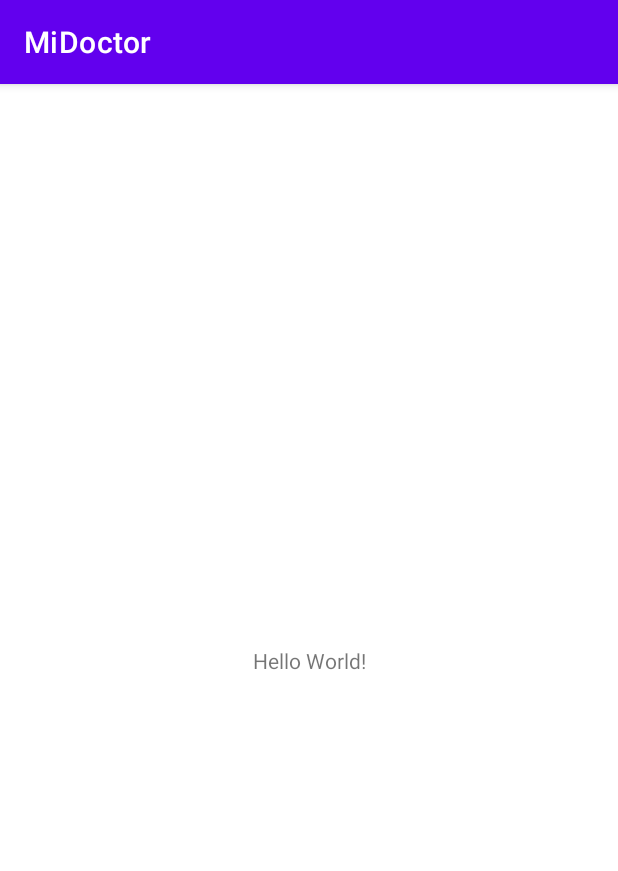
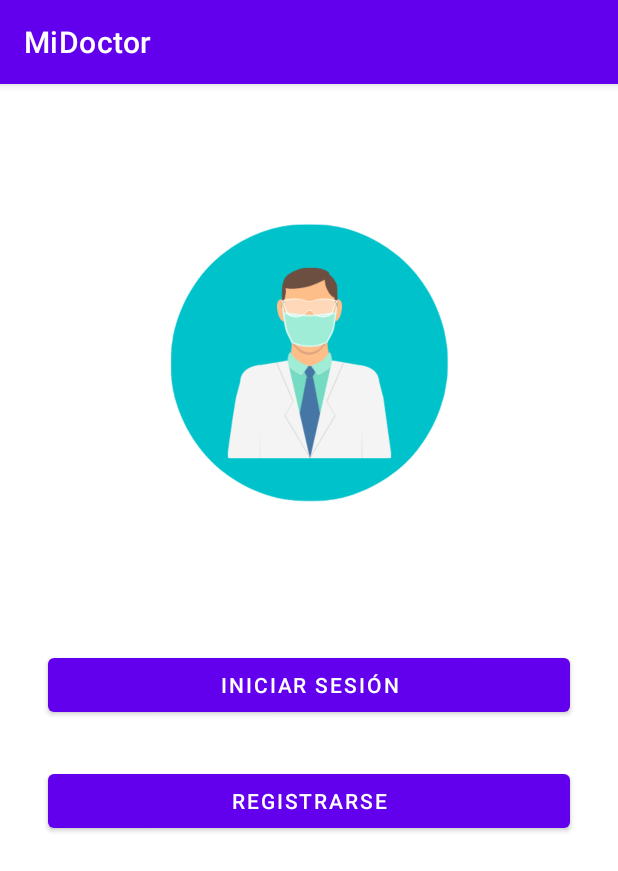
Before and after one commit to gregorio1297/MiDoctor-PairCoding, an Android app: the screen it shows after launch (MainActivity), on a phone screen of 412 x 824 dp. Shown: the top 871 px of the screen. Run offline under Robolectric (Android 15) with nearby library versions, the phone set to English and light mode, and no system bars.

Commit message:
Creacion de pantalla principal, login y registro

```diff
--- a/Proyecto/app/src/main/AndroidManifest.xml
+++ b/Proyecto/app/src/main/AndroidManifest.xml
@@ -10,6 +10,12 @@
         android:supportsRtl="true"
         android:theme="@style/Theme.MiDoctor">
         <activity
+            android:name=".RegisterActivity"
+            android:exported="true" />
+        <activity
+            android:name=".LoginActivity"
+            android:exported="true" />
+        <activity
             android:name=".MainActivity"
             android:exported="true">
             <intent-filter>
--- a/Proyecto/app/src/main/res/layout/activity_main.xml
+++ b/Proyecto/app/src/main/res/layout/activity_main.xml
@@ -6,13 +6,43 @@
     android:layout_height="match_parent"
     tools:context=".MainActivity">
 
-    <TextView
-        android:layout_width="wrap_content"
+    <ImageView
+        android:id="@+id/imageView"
+        android:layout_width="274dp"
+        android:layout_height="252dp"
+        android:layout_marginTop="60dp"
+        app:layout_constraintEnd_toEndOf="parent"
+        app:layout_constraintStart_toStartOf="parent"
+        app:layout_constraintTop_toTopOf="parent"
+        app:srcCompat="@drawable/logo" />
+
+    <Button
+        android:id="@+id/login_button"
+        android:layout_width="match_parent"
         android:layout_height="wrap_content"
-        android:text="Hello World!"
+        android:layout_marginStart="32dp"
+        android:layout_marginEnd="32dp"
+        android:onClick="SiguienteLog"
+        android:text="@string/login_button"
         app:layout_constraintBottom_toBottomOf="parent"
-        app:layout_constraintLeft_toLeftOf="parent"
-        app:layout_constraintRight_toRightOf="parent"
-        app:layout_constraintTop_toTopOf="parent" />
+        app:layout_constraintEnd_toEndOf="parent"
+        app:layout_constraintHorizontal_bias="0.0"
+        app:layout_constraintStart_toStartOf="parent"
+        app:layout_constraintTop_toBottomOf="@+id/imageView"
+        app:layout_constraintVertical_bias="0.159" />
 
+    <Button
+        android:id="@+id/register_button"
+        android:layout_width="match_parent"
+        android:layout_height="wrap_content"
+        android:layout_marginStart="32dp"
+        android:layout_marginEnd="32dp"
+        android:onClick="SiguienteReg"
+        android:text="@string/register_button"
+        app:layout_constraintBottom_toBottomOf="parent"
+        app:layout_constraintEnd_toEndOf="parent"
+        app:layout_constraintHorizontal_bias="0.0"
+        app:layout_constraintStart_toStartOf="parent"
+        app:layout_constraintTop_toBottomOf="@+id/login_button"
+        app:layout_constraintVertical_bias="0.1" />
 </androidx.constraintlayout.widget.ConstraintLayout>
--- a/Proyecto/app/src/main/res/values/strings.xml
+++ b/Proyecto/app/src/main/res/values/strings.xml
@@ -1,3 +1,5 @@
 <resources>
     <string name="app_name">MiDoctor</string>
+    <string name="login_button">Iniciar Sesión</string>
+    <string name="register_button">Registrarse</string>
 </resources>
```
Also changed, not shown: Proyecto/app/src/main/java/com/example/midoctor/LoginActivity.java (added, +14 -0 lines), Proyecto/app/src/main/java/com/example/midoctor/MainActivity.java (+19 -0 lines), Proyecto/app/src/main/java/com/example/midoctor/RegisterActivity.java (added, +14 -0 lines), Proyecto/app/src/main/res/layout/activity_login.xml (added, +66 -0 lines), Proyecto/app/src/main/res/layout/activity_register.xml (added, +100 -0 lines), Proyecto/app/src/main/res/drawable/logo.png (added).
